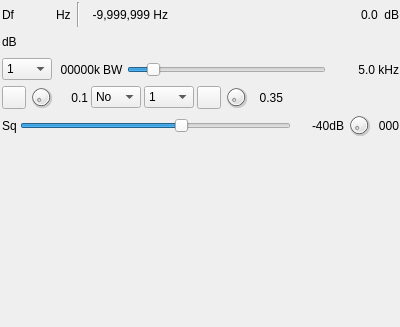
f4exb/sdrangel, file plugins/channelrx/freqtracker/freqtrackergui.ui: the form before one commit.
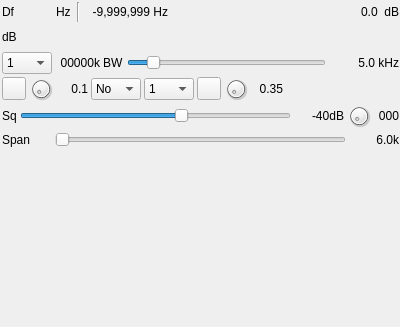
The form after the commit. Icons and pictures are not drawn. Custom widgets are drawn as their Qt base class.

Commit message: Frequency Tracker: added spectrum span log2

```diff
--- a/plugins/channelrx/freqtracker/freqtrackergui.ui
+++ b/plugins/channelrx/freqtracker/freqtrackergui.ui
@@ -40,7 +40,7 @@
      <x>0</x>
      <y>0</y>
      <width>401</width>
-     <height>140</height>
+     <height>151</height>
     </rect>
    </property>
    <property name="windowTitle">
@@ -673,15 +673,88 @@
       </item>
      </layout>
     </item>
+    <item>
+     <layout class="QHBoxLayout" name="spanLayout">
+      <item>
+       <widget class="QLabel" name="spanLabel">
+        <property name="minimumSize">
+         <size>
+          <width>50</width>
+          <height>0</height>
+         </size>
+        </property>
+        <property name="maximumSize">
+         <size>
+          <width>50</width>
+          <height>16777215</height>
+         </size>
+        </property>
+        <property name="text">
+         <string>Span</string>
+        </property>
+       </widget>
+      </item>
+      <item>
+       <widget class="QSlider" name="spanLog2">
+        <property name="toolTip">
+         <string>Spectrum display frequency span</string>
+        </property>
+        <property name="minimum">
+         <number>0</number>
+        </property>
+        <property name="maximum">
+         <number>6</number>
+        </property>
+        <property name="pageStep">
+         <number>1</number>
+        </property>
+        <property name="value">
+         <number>0</number>
+        </property>
+        <property name="sliderPosition">
+         <number>0</number>
+        </property>
+        <property name="orientation">
+         <enum>Qt::Horizontal</enum>
+        </property>
+       </widget>
+      </item>
+      <item>
+       <widget class="QLabel" name="spanText">
+        <property name="minimumSize">
+         <size>
+          <width>50</width>
+          <height>0</height>
+         </size>
+        </property>
+        <property name="maximumSize">
+         <size>
+          <width>50</width>
+          <height>16777215</height>
+         </size>
+        </property>
+        <property name="toolTip">
+         <string>Spectrum display frequency span (kHz)</string>
+        </property>
+        <property name="text">
+         <string>6.0k</string>
+        </property>
+        <property name="alignment">
+         <set>Qt::AlignRight|Qt::AlignTrailing|Qt::AlignVCenter</set>
+        </property>
+       </widget>
+      </item>
+     </layout>
+    </item>
    </layout>
   </widget>
   <widget class="QWidget" name="spectrumContainer" native="true">
    <property name="geometry">
     <rect>
      <x>0</x>
-     <y>150</y>
-     <width>391</width>
-     <height>171</height>
+     <y>160</y>
+     <width>401</width>
+     <height>161</height>
     </rect>
    </property>
    <property name="windowTitle">
```
The commit also changes 10 other files.
